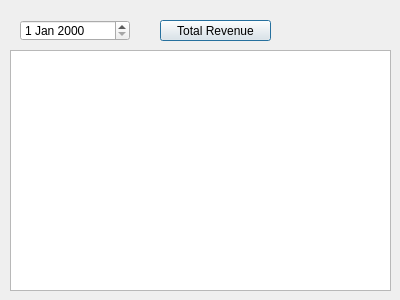
Above: totalrevenue.ui from Ling2251/CS1C-Bulk-Club-Project before the change. Below: the same form after it.
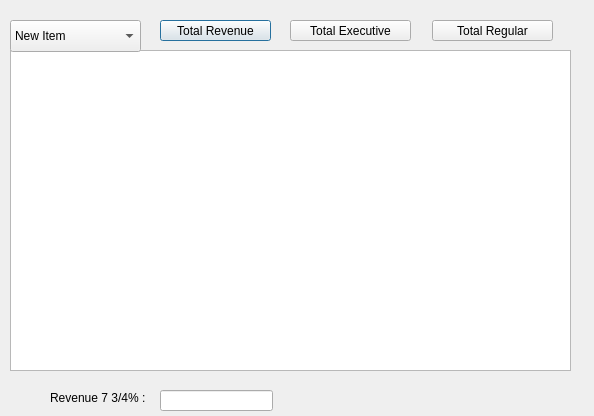
That is the form after the change.

Commit message: totalRevenue page

Patch:
```diff
--- a/totalrevenue.ui
+++ b/totalrevenue.ui
@@ -6,8 +6,8 @@
    <rect>
     <x>0</x>
     <y>0</y>
-    <width>400</width>
-    <height>300</height>
+    <width>594</width>
+    <height>416</height>
    </rect>
   </property>
   <property name="windowTitle">
@@ -18,18 +18,8 @@
     <rect>
      <x>10</x>
      <y>50</y>
-     <width>381</width>
-     <height>241</height>
-    </rect>
-   </property>
-  </widget>
-  <widget class="QDateEdit" name="TotalRevenueDateEdit">
-   <property name="geometry">
-    <rect>
-     <x>20</x>
-     <y>20</y>
-     <width>110</width>
-     <height>21</height>
+     <width>561</width>
+     <height>321</height>
     </rect>
    </property>
   </widget>
@@ -46,6 +36,125 @@
     <string>Total Revenue</string>
    </property>
   </widget>
+  <widget class="QPushButton" name="TotalExecPushButton">
+   <property name="geometry">
+    <rect>
+     <x>290</x>
+     <y>20</y>
+     <width>121</width>
+     <height>21</height>
+    </rect>
+   </property>
+   <property name="text">
+    <string>Total Executive</string>
+   </property>
+  </widget>
+  <widget class="QPushButton" name="TotalRegPushButton">
+   <property name="geometry">
+    <rect>
+     <x>432</x>
+     <y>20</y>
+     <width>121</width>
+     <height>21</height>
+    </rect>
+   </property>
+   <property name="text">
+    <string>Total Regular</string>
+   </property>
+  </widget>
+  <widget class="QComboBox" name="comboBox">
+   <property name="geometry">
+    <rect>
+     <x>10</x>
+     <y>20</y>
+     <width>131</width>
+     <height>32</height>
+    </rect>
+   </property>
+   <item>
+    <property name="text">
+     <string>New Item</string>
+    </property>
+   </item>
+   <item>
+    <property name="text">
+     <string>New Item</string>
+    </property>
+   </item>
+   <item>
+    <property name="text">
+     <string>New Item</string>
+    </property>
+   </item>
+   <item>
+    <property name="text">
+     <string>New Item</string>
+    </property>
+   </item>
+   <item>
+    <property name="text">
+     <string>New Item</string>
+    </property>
+   </item>
+   <item>
+    <property name="text">
+     <string>New Item</string>
+    </property>
+   </item>
+   <item>
+    <property name="text">
+     <string>New Item</string>
+    </property>
+   </item>
+   <item>
+    <property name="text">
+     <string>New Item</string>
+    </property>
+   </item>
+   <item>
+    <property name="text">
+     <string>New Item</string>
+    </property>
+   </item>
+   <item>
+    <property name="text">
+     <string>New Item</string>
+    </property>
+   </item>
+   <item>
+    <property name="text">
+     <string>New Item</string>
+    </property>
+   </item>
+   <item>
+    <property name="text">
+     <string>New Item</string>
+    </property>
+   </item>
+  </widget>
+  <widget class="QLabel" name="label">
+   <property name="geometry">
+    <rect>
+     <x>50</x>
+     <y>390</y>
+     <width>121</width>
+     <height>16</height>
+    </rect>
+   </property>
+   <property name="text">
+    <string>Revenue 7 3/4% :</string>
+   </property>
+  </widget>
+  <widget class="QLineEdit" name="lineEdit">
+   <property name="geometry">
+    <rect>
+     <x>160</x>
+     <y>390</y>
+     <width>113</width>
+     <height>21</height>
+    </rect>
+   </property>
+  </widget>
  </widget>
  <resources/>
  <connections/>
```
Left out of the diff: 19 changed lines with no effect on the pictures. The commit also changes 2 other files.
